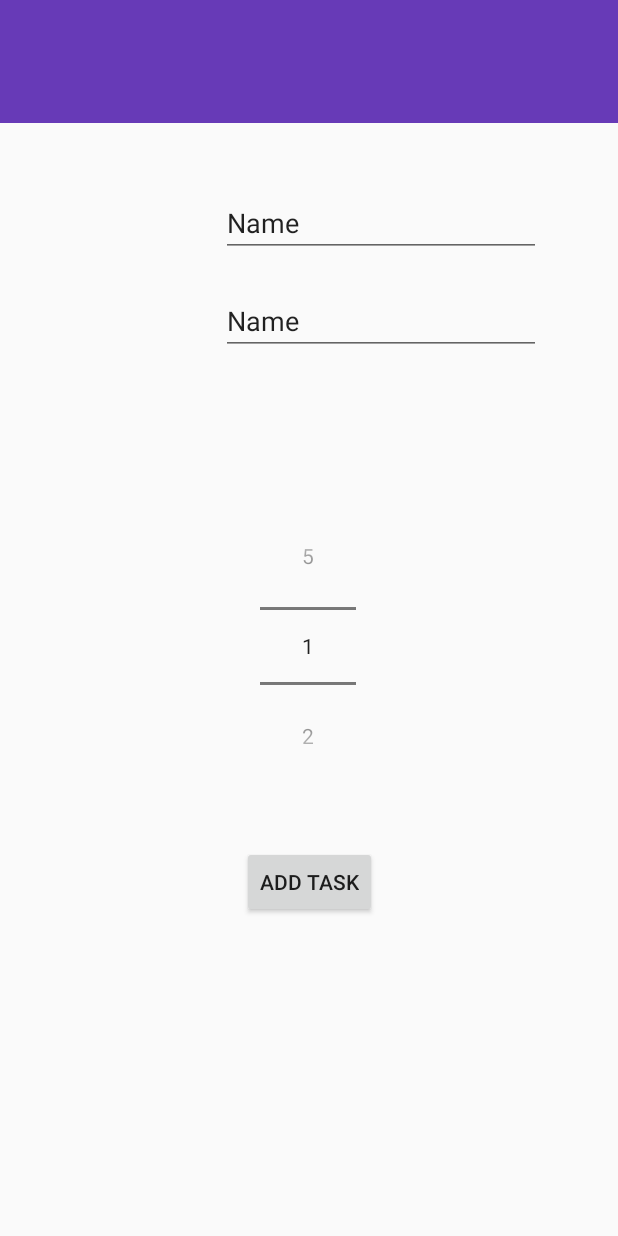
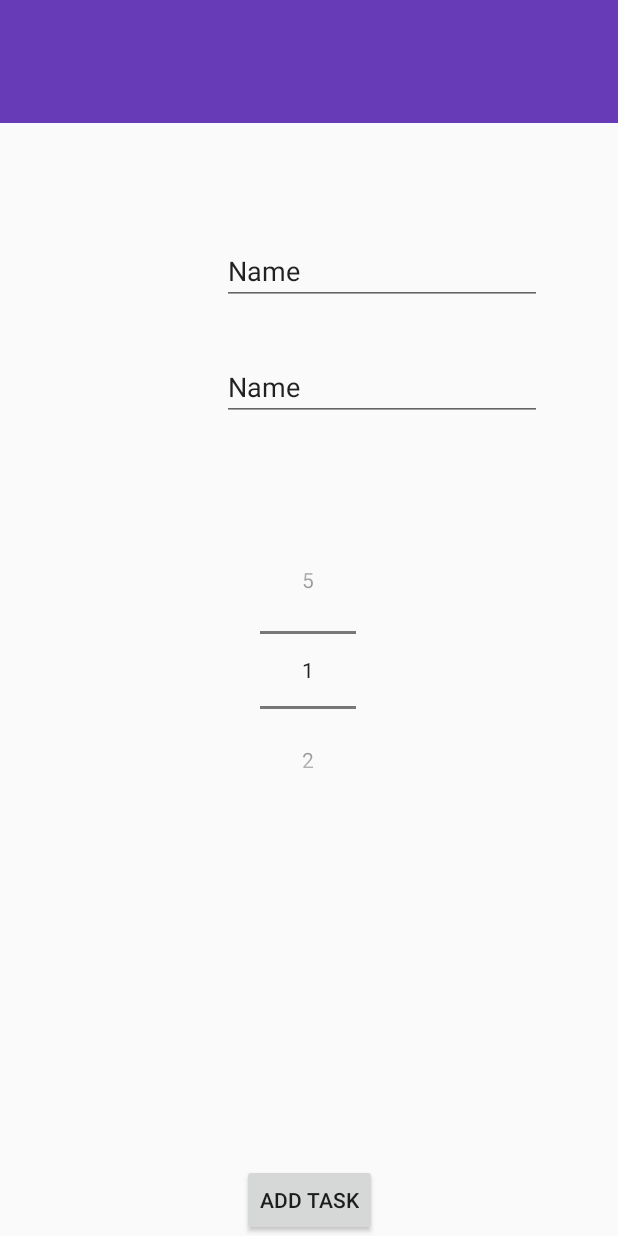
Before and after one commit to lenabojanowska/NoTimeLikeThePresent, an Android app: the screen it shows after launch (MainActivity), after a tap on an icon or button, on a phone screen of 412 x 824 dp. Run offline under Robolectric (Android 15) with nearby library versions, the phone set to English and light mode, and no system bars; our stand-ins replace Room's generated code; libraries missing offline, so code that uses them is left out: com.karumi.dexter; 1 statement that could not run was skipped.

Commit message:
adding tasks

```diff
--- a/app/src/main/java/com/example/notimelikethepresent/View/Fragment/TaskFragment.java
+++ b/app/src/main/java/com/example/notimelikethepresent/View/Fragment/TaskFragment.java
@@ -50,7 +50,7 @@ public class TaskFragment extends Fragment  {
         View view = inflater.inflate(R.layout.fragment_task, container, false);
 
        editTextTitle = (EditText)view.findViewById(R.id.editTextTitle);
-       editTextDetails = (EditText)view.findViewById(R.id.editTextTitle);
+       editTextDetails = (EditText)view.findViewById(R.id.editTextDetails);
        //spinner = (Spinner)viewview.findViewById(R.id.spinner);
         priorityPicker = (NumberPicker)view.findViewById(R.id.priorityPicker);
         saveTaskButton = (Button)view.findViewById(R.id.saveTaskButton);
@@ -58,27 +58,27 @@ public class TaskFragment extends Fragment  {
         priorityPicker.setMinValue(1);
         priorityPicker.setMaxValue(5);
 
-//        taskViewModel = new ViewModelProvider(this).get(TaskViewModel.class);
-//        saveTaskButton.setOnClickListener(new View.OnClickListener() {
-//            @Override
-//            public void onClick(View v) {
-//                Task task = new Task(
-//                        editTextTitle.getText().toString(),
-//                        editTextDetails.getText().toString(),
-//                        priorityPicker.getValue());
-////        task.setTitle(title);
-////        task.setDetails(details);
-////        task.setPriority(priority);
-//
-//                taskViewModel.insertTask(task);
-//
-//                Toast.makeText(getActivity(),"added",Toast.LENGTH_SHORT).show();
-//
-//                editTextTitle.setText("");
-//                editTextDetails.setText("");
-//
-//            }
-//        });
+        taskViewModel = new ViewModelProvider(this).get(TaskViewModel.class);
+        saveTaskButton.setOnClickListener(new View.OnClickListener() {
+            @Override
+            public void onClick(View v) {
+                Task task = new Task(
+                        editTextTitle.getText().toString(),
+                        editTextDetails.getText().toString(),
+                        priorityPicker.getValue());
+//        task.setTitle(title);
+//        task.setDetails(details);
+//        task.setPriority(priority);
+
+                taskViewModel.insertTask(task);
+
+                Toast.makeText(getActivity(),"added",Toast.LENGTH_SHORT).show();
+
+                editTextTitle.setText("");
+                editTextDetails.setText("");
+
+            }
+        });
 
     return  view;
     }
--- a/app/src/main/res/layout/fragment_task.xml
+++ b/app/src/main/res/layout/fragment_task.xml
@@ -11,43 +11,42 @@
         android:id="@+id/priorityPicker"
         android:layout_width="wrap_content"
         android:layout_height="wrap_content"
-        android:layout_marginTop="104dp"
+        android:layout_marginTop="76dp"
         app:layout_constraintEnd_toEndOf="parent"
         app:layout_constraintHorizontal_bias="0.498"
         app:layout_constraintStart_toStartOf="parent"
-        app:layout_constraintTop_toBottomOf="@+id/editTextTitle" />
+        app:layout_constraintTop_toBottomOf="@+id/editTextDetails" />
 
     <EditText
         android:id="@+id/editTextTitle"
         android:layout_width="wrap_content"
         android:layout_height="wrap_content"
-        android:layout_marginTop="20dp"
+        android:layout_marginTop="76dp"
         android:ems="10"
         android:inputType="textPersonName"
         android:text="Name"
         app:layout_constraintEnd_toEndOf="parent"
-        app:layout_constraintHorizontal_bias="0.741"
+        app:layout_constraintHorizontal_bias="0.746"
         app:layout_constraintStart_toStartOf="parent"
-        app:layout_constraintTop_toBottomOf="@+id/editTextDetails" />
+        app:layout_constraintTop_toTopOf="parent" />
 
     <EditText
         android:id="@+id/editTextDetails"
         android:layout_width="wrap_content"
         android:layout_height="wrap_content"
-        android:layout_marginTop="44dp"
+        android:layout_marginTop="32dp"
         android:ems="10"
         android:inputType="textPersonName"
         android:text="Name"
         app:layout_constraintEnd_toEndOf="parent"
-        app:layout_constraintHorizontal_bias="0.741"
+        app:layout_constraintHorizontal_bias="0.746"
         app:layout_constraintStart_toStartOf="parent"
-        app:layout_constraintTop_toTopOf="parent" />
+        app:layout_constraintTop_toBottomOf="@+id/editTextTitle" />
 
     <Button
         android:id="@+id/saveTaskButton"
         android:layout_width="wrap_content"
         android:layout_height="wrap_content"
-        android:layout_marginBottom="212dp"
         android:text="Add task"
         app:layout_constraintBottom_toBottomOf="parent"
         app:layout_constraintEnd_toEndOf="parent"
```
Also changed, not shown: app/src/main/res/layout/fragment_to_do.xml (+16 -18 lines).
